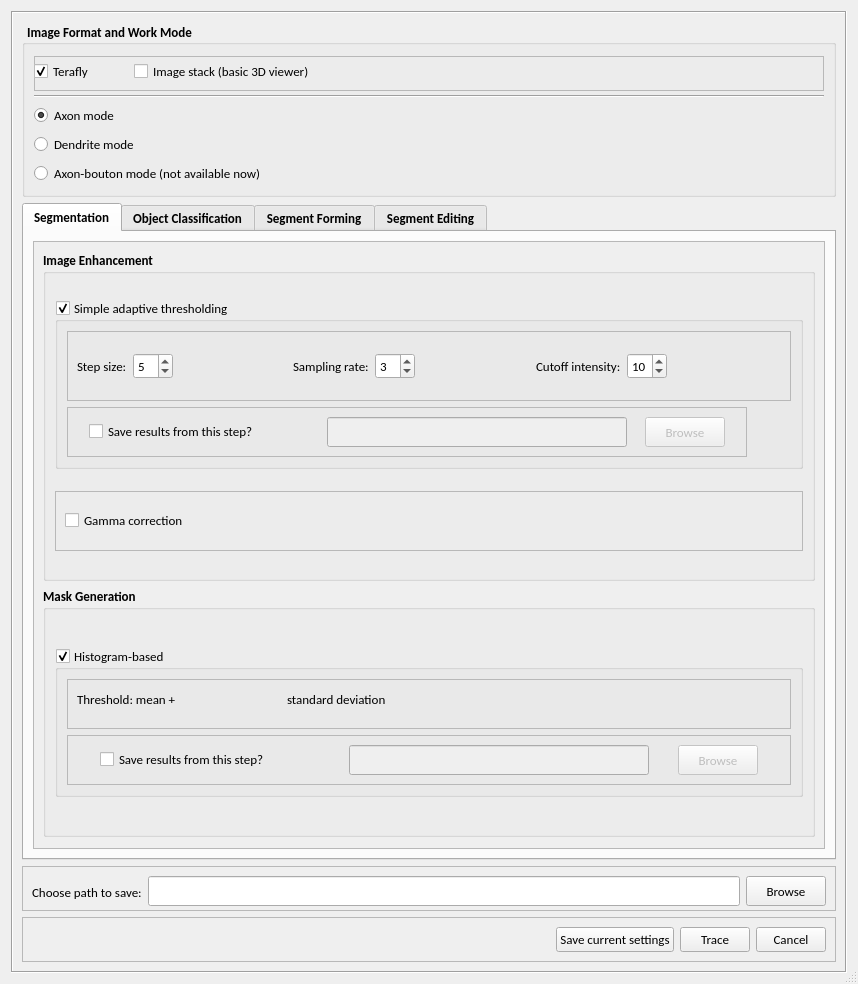
First picture: the form in hackathon/MK/Fragmented_autoTrace/fragmentedTraceUI.ui, repository Vaa3D/vaa3d_tools, before the edit.
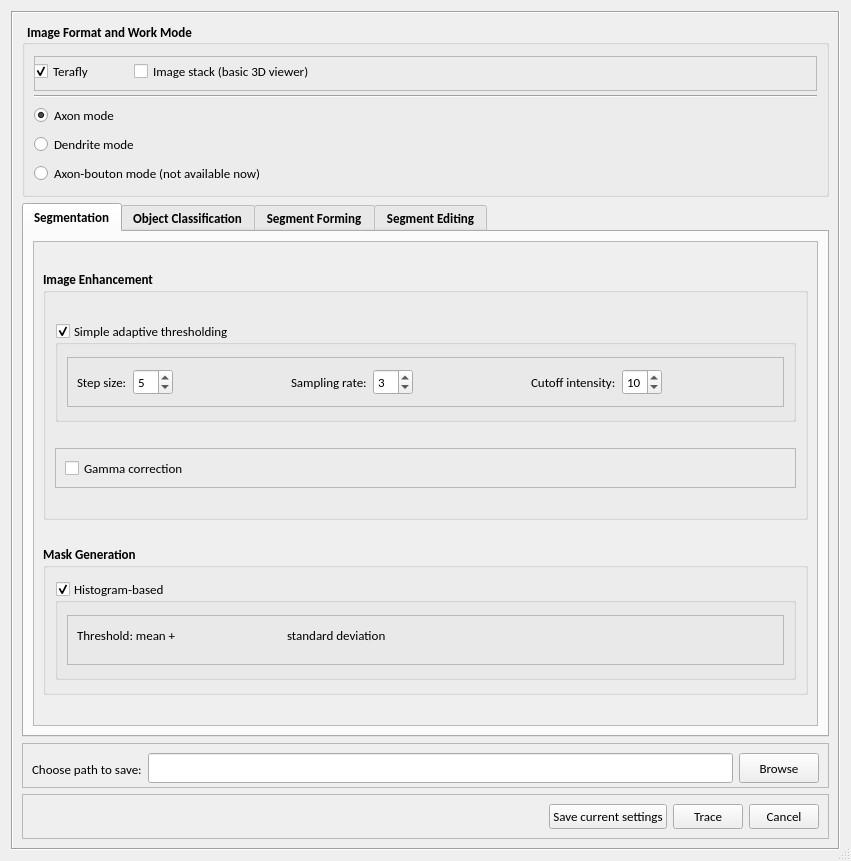
Second picture: the form after the edit. The open tabs and pages were chosen to show the change. Icons and pictures are not drawn.

Patch:
```diff
--- a/hackathon/MK/Fragmented_autoTrace/fragmentedTraceUI.ui
+++ b/hackathon/MK/Fragmented_autoTrace/fragmentedTraceUI.ui
@@ -12,8 +12,8 @@
    <rect>
     <x>0</x>
     <y>0</y>
-    <width>858</width>
-    <height>984</height>
+    <width>851</width>
+    <height>861</height>
    </rect>
   </property>
   <property name="sizePolicy">
@@ -273,8 +273,8 @@
               <rect>
                <x>0</x>
                <y>0</y>
-               <width>782</width>
-               <height>584</height>
+               <width>786</width>
+               <height>461</height>
               </rect>
              </property>
              <layout class="QVBoxLayout" name="verticalLayout_7">
@@ -283,13 +283,13 @@
                 <property name="minimumSize">
                  <size>
                   <width>0</width>
-                  <height>280</height>
+                  <height>200</height>
                  </size>
                 </property>
                 <property name="maximumSize">
                  <size>
                   <width>16777215</width>
-                  <height>330</height>
+                  <height>250</height>
                  </size>
                 </property>
                 <property name="font">
@@ -307,13 +307,13 @@
                    <property name="minimumSize">
                     <size>
                      <width>0</width>
-                     <height>130</height>
+                     <height>50</height>
                     </size>
                    </property>
                    <property name="maximumSize">
                     <size>
                      <width>16777215</width>
-                     <height>170</height>
+                     <height>100</height>
                     </size>
                    </property>
                    <property name="font">
@@ -338,6 +338,12 @@
                         <height>45</height>
                        </size>
                       </property>
+                      <property name="maximumSize">
+                       <size>
+                        <width>16777215</width>
+                        <height>50</height>
+                       </size>
+                      </property>
                       <property name="frameShape">
                        <enum>QFrame::StyledPanel</enum>
                       </property>
@@ -453,90 +459,6 @@
                       </layout>
                      </widget>
                     </item>
-                    <item>
-                     <widget class="QFrame" name="frame_6">
-                      <property name="minimumSize">
-                       <size>
-                        <width>300</width>
-                        <height>50</height>
-                       </size>
-                      </property>
-                      <property name="maximumSize">
-                       <size>
-                        <width>680</width>
-                        <height>50</height>
-                       </size>
-                      </property>
-                      <property name="frameShape">
-                       <enum>QFrame::StyledPanel</enum>
-                      </property>
-                      <property name="frameShadow">
-                       <enum>QFrame::Raised</enum>
-                      </property>
-                      <layout class="QHBoxLayout" name="horizontalLayout_3">
-                       <item>
-                        <widget class="QCheckBox" name="checkBox_4">
-                         <property name="maximumSize">
-                          <size>
-                           <width>220</width>
-                           <height>16777215</height>
-                          </size>
-                         </property>
-                         <property name="text">
-                          <string>Save results from this step?</string>
-                         </property>
-                        </widget>
-                       </item>
-                       <item>
-                        <widget class="QLineEdit" name="lineEdit_2">
-                         <property name="enabled">
-                          <bool>false</bool>
-                         </property>
-                         <property name="minimumSize">
-                          <size>
-                           <width>300</width>
-                           <height>30</height>
-                          </size>
-                         </property>
-                         <property name="maximumSize">
-                          <size>
-                           <width>300</width>
-                           <height>16777215</height>
-                          </size>
-                         </property>
-                        </widget>
-                       </item>
-                       <item>
-                        <widget class="QPushButton" name="pushButton_5">
-                         <property name="enabled">
-                          <bool>false</bool>
-                         </property>
-                         <property name="minimumSize">
-                          <size>
-                           <width>50</width>
-                           <height>30</height>
-                          </size>
-                         </property>
-                         <property name="maximumSize">
-                          <size>
-                           <width>80</width>
-                           <height>16777215</height>
-                          </size>
-                         </property>
-                         <property name="font">
-                          <font>
-                           <family>Calibri</family>
-                           <pointsize>10</pointsize>
-                          </font>
-                         </property>
-                         <property name="text">
-                          <string>Browse</string>
-                         </property>
-                        </widget>
-                       </item>
-                      </layout>
-                     </widget>
-                    </item>
                    </layout>
                   </widget>
                  </item>
@@ -545,7 +467,7 @@
                    <property name="maximumSize">
                     <size>
                      <width>16777215</width>
-                     <height>60</height>
+                     <height>40</height>
                     </size>
                    </property>
                    <property name="frameShape">
@@ -592,13 +514,13 @@
                 <property name="minimumSize">
                  <size>
                   <width>0</width>
-                  <height>250</height>
+                  <height>100</height>
                  </size>
                 </property>
                 <property name="maximumSize">
                  <size>
                   <width>16777215</width>
-                  <height>250</height>
+                  <height>150</height>
                  </size>
                 </property>
                 <property name="font">
@@ -616,13 +538,13 @@
                    <property name="minimumSize">
                     <size>
                      <width>0</width>
-                     <height>120</height>
+                     <height>80</height>
                     </size>
                    </property>
                    <property name="maximumSize">
                     <size>
                      <width>16777215</width>
-                     <height>150</height>
+                     <height>100</height>
                     </size>
                    </property>
                    <property name="font">
@@ -649,7 +571,7 @@
                       <property name="maximumSize">
                        <size>
                         <width>16777215</width>
-                        <height>100</height>
+                        <height>50</height>
                        </size>
                       </property>
                       <property name="frameShape">
@@ -686,90 +608,6 @@
                       </widget>
                      </widget>
                     </item>
-                    <item>
-                     <widget class="QFrame" name="frame_8">
-                      <property name="minimumSize">
-                       <size>
-                        <width>0</width>
-                        <height>50</height>
-                       </size>
-                      </property>
-                      <property name="maximumSize">
-                       <size>
-                        <width>16777215</width>
-                        <height>80</height>
-                       </size>
-                      </property>
-                      <property name="frameShape">
-                       <enum>QFrame::StyledPanel</enum>
-                      </property>
-                      <property name="frameShadow">
-                       <enum>QFrame::Raised</enum>
-                      </property>
-                      <layout class="QHBoxLayout" name="horizontalLayout_4">
-                       <item>
-                        <widget class="QCheckBox" name="checkBox_5">
-                         <property name="maximumSize">
-                          <size>
-                           <width>220</width>
-                           <height>16777215</height>
-                          </size>
-                         </property>
-                         <property name="text">
-                          <string>Save results from this step?</string>
-                         </property>
-                        </widget>
-                       </item>
-                       <item>
-                        <widget class="QLineEdit" name="lineEdit_3">
-                         <property name="enabled">
-                          <bool>false</bool>
-                         </property>
-                         <property name="minimumSize">
-                          <size>
-                           <width>300</width>
-                           <height>30</height>
-                          </size>
-                         </property>
-                         <property name="maximumSize">
-                          <size>
-                           <width>300</width>
-                           <height>16777215</height>
-                          </size>
-                         </property>
-                        </widget>
-                       </item>
-                       <item>
-                        <widget class="QPushButton" name="pushButton_6">
-                         <property name="enabled">
-                          <bool>false</bool>
-                         </property>
-                         <property name="minimumSize">
-                          <size>
-                           <width>50</width>
-                           <height>30</height>
-                          </size>
-                         </property>
-                         <property name="maximumSize">
-                          <size>
-                           <width>80</width>
-                           <height>16777215</height>
-                          </size>
-                         </property>
-                         <property name="font">
-                          <font>
-                           <family>Calibri</family>
-                           <pointsize>10</pointsize>
-                          </font>
-                         </property>
-                         <property name="text">
-                          <string>Browse</string>
-                         </property>
-                        </widget>
-                       </item>
-                      </layout>
-                     </widget>
-                    </item>
                    </layout>
                   </widget>
                  </item>
@@ -849,53 +687,32 @@
                    <property name="checkable">
                     <bool>false</bool>
                    </property>
-                   <layout class="QVBoxLayout" name="verticalLayout_22">
+                   <layout class="QHBoxLayout" name="horizontalLayout_3">
                     <item>
-                     <widget class="QFrame" name="frame_20">
-                      <property name="maximumSize">
+                     <widget class="QRadioButton" name="radioButton_4">
+                      <property name="text">
+                       <string>In voxel count:</string>
+                      </property>
+                      <property name="checked">
+                       <bool>true</bool>
+                      </property>
+                     </widget>
+                    </item>
+                    <item>
+                     <widget class="QSpinBox" name="spinBox_14"/>
+                    </item>
+                    <item>
+                     <spacer name="horizontalSpacer_15">
+                      <property name="orientation">
+                       <enum>Qt::Horizontal</enum>
+                      </property>
+                      <property name="sizeHint" stdset="0">
                        <size>
                         <width>16777215</width>
                         <height>70</height>
                        </size>
                       </property>
-                      <property name="frameShape">
-                       <enum>QFrame::StyledPanel</enum>
-                      </property>
-                      <property name="frameShadow">
-                       <enum>QFrame::Raised</enum>
-                      </property>
-                      <layout class="QHBoxLayout" name="horizontalLayout_16">
-                       <item>
-                        <widget class="QRadioButton" name="radioButton_4">
-                         <property name="text">
-                          <string>In voxel count:</string>
-                         </property>
-                         <property name="checked">
-                          <bool>true</bool>
-                         </property>
-                        </widget>
-                       </item>
-                       <item>
-                        <widget class="QSpinBox" name="spinBox_14"/>
-                       </item>
-                       <item>
-                        <spacer name="horizontalSpacer_15">
-                         <property name="orientation">
-                          <enum>Qt::Horizontal</enum>
-                         </property>
-                         <property name="sizeHint" stdset="0">
-                          <size>
-                           <width>419</width>
-                           <height>20</height>
-                          </size>
-                         </property>
-                        </spacer>
-                       </item>
-                      </layout>
-                      <zorder>radioButton_4</zorder>
-                      <zorder>spinBox_14</zorder>
-                      <zorder>horizontalSpacer_15</zorder>
-                     </widget>
+                     </spacer>
                     </item>
                    </layout>
                   </widget>
@@ -941,7 +758,7 @@
                    <property name="frameShadow">
                     <enum>QFrame::Raised</enum>
                    </property>
-                   <layout class="QHBoxLayout" name="horizontalLayout_8">
+                   <layout class="QHBoxLayout" name="horizontalLayout_4">
                     <item>
                      <widget class="QListView" name="listView_2">
                       <property name="minimumSize">
```
Left out of the diff: 323 changed lines with no effect on the pictures.
